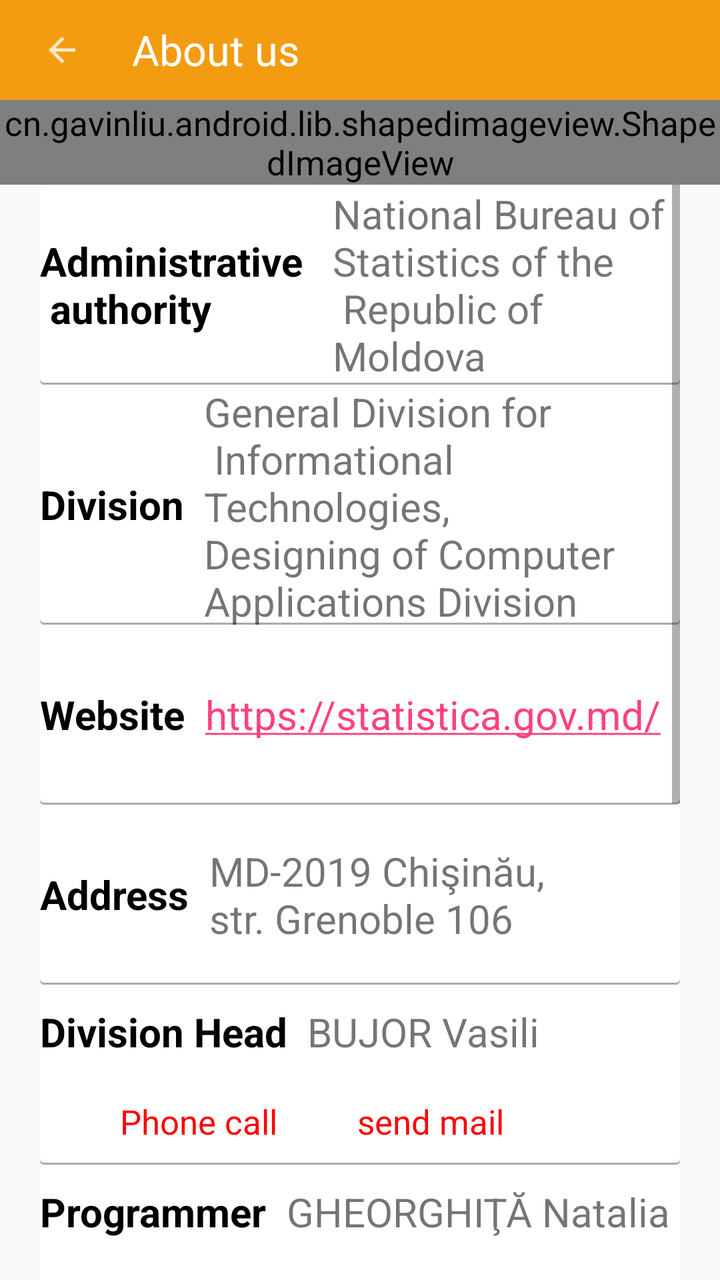
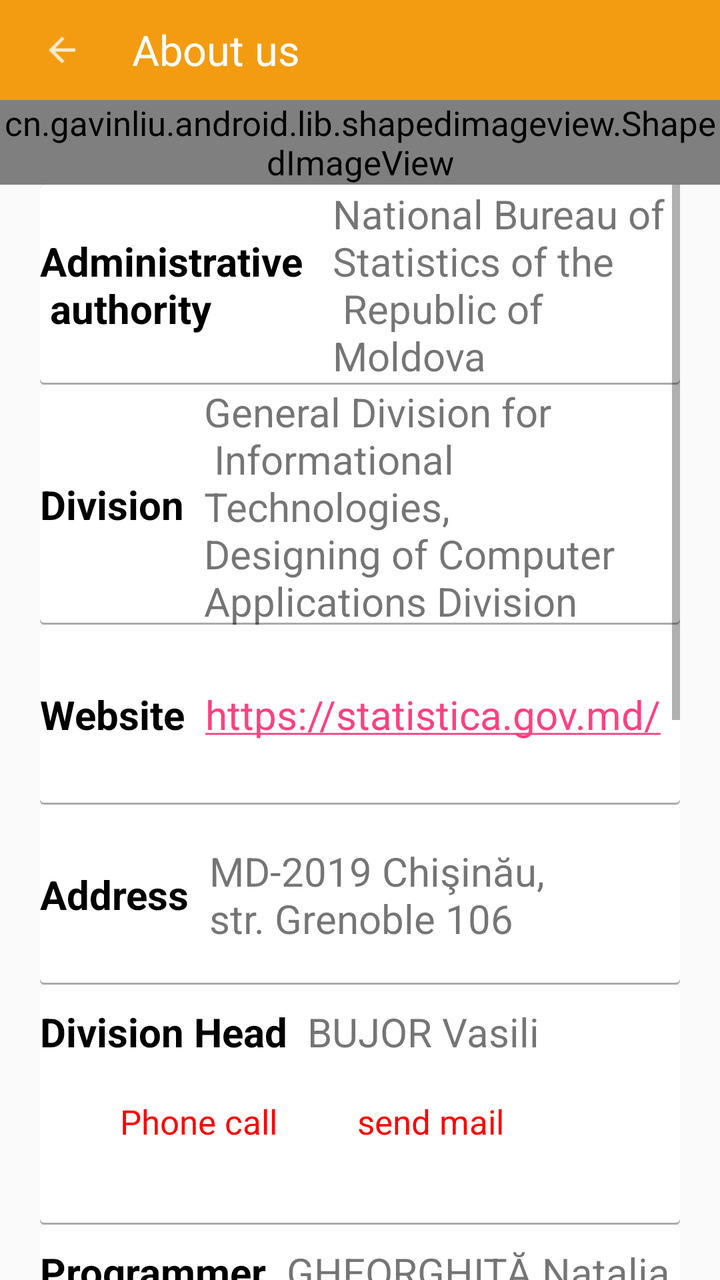

Compare the two renders of this Android layout. The source of the first and the diff that turns it into the second are given below.
<!-- AndroidManifest.xml: activity theme AppTheme.NoActionBar -->
<!-- res/layout/activity_about_us.xml -->
<?xml version="1.0" encoding="utf-8"?>
<RelativeLayout xmlns:android="http://schemas.android.com/apk/res/android"
    xmlns:app="http://schemas.android.com/apk/res-auto"
    xmlns:tools="http://schemas.android.com/tools"
    android:orientation="vertical"
    android:layout_width="match_parent"
    android:layout_height="match_parent">

    <RelativeLayout
        android:id="@+id/mRelativeLayout1"
        android:layout_width="match_parent"
        android:layout_height="50dp">

        <androidx.appcompat.widget.Toolbar
            android:id="@+id/aboutUsToolBar"
            android:layout_width="match_parent"
            android:layout_height="match_parent"
            android:background="@color/colorPrimary">

            <RelativeLayout
                android:layout_width="match_parent"
                android:layout_height="match_parent">

                <ImageView
                    android:id="@+id/mBackArrow"
                    android:layout_width="30dp"
                    android:layout_height="30dp"
                    android:layout_centerVertical="true"
                    android:padding="5dp"
                    android:src="@drawable/ic_back_arrow"
                    android:contentDescription="@string/todo"
                    tools:ignore="ContentDescription" />

                <TextView
                    android:layout_width="wrap_content"
                    android:layout_height="wrap_content"
                    android:layout_centerVertical="true"
                    android:layout_marginLeft="20dp"
                    android:layout_toRightOf="@+id/mBackArrow"
                    android:text="@string/about_us"
                    android:textColor="@color/white"
                    android:textSize="21sp"
                    android:layout_marginStart="20dp"
                    tools:ignore="RtlHardcoded" />
            </RelativeLayout>
        </androidx.appcompat.widget.Toolbar>

    </RelativeLayout>

    <RelativeLayout
        android:id="@+id/mRelativeLayout"
        android:layout_width="match_parent"
        android:layout_height="wrap_content"
        android:layout_below="@+id/mRelativeLayout1"
        android:background="@color/colorPrimary">

        <cn.gavinliu.android.lib.shapedimageview.ShapedImageView
            android:id="@+id/mImageView"
            android:layout_width="match_parent"
            android:layout_height="wrap_content"
            android:layout_centerHorizontal="true"
            android:layout_marginLeft="0dp"
            android:layout_marginTop="0dp"
            android:layout_marginRight="0dp"
            android:scaleType="centerCrop"
            android:src="@drawable/m_waterfall"

            app:stroke_color="@color/darkDeepOrange"
            app:stroke_width="3dp" />









































    </RelativeLayout>
    <RelativeLayout
        android:layout_width="match_parent"
        android:layout_height="match_parent"
        android:layout_below="@+id/mRelativeLayout"
        android:layout_marginLeft="20dp"
        android:layout_marginRight="20dp">

        <ScrollView
            android:layout_width="match_parent"
            android:layout_height="match_parent"
            tools:ignore="UselessParent">

            <RelativeLayout
                android:layout_width="match_parent"
                android:layout_height="wrap_content">



                <RelativeLayout
                    android:id="@+id/mRelativeLayout3"
                    android:layout_height="100dp"
                    android:layout_width="match_parent"

                    android:background="@drawable/shadow_bottom">

                    <TextView
                        android:id="@+id/addressTV"
                        android:layout_width="wrap_content"
                        android:layout_height="wrap_content"
                        android:layout_centerVertical="true"
                        android:text="@string/administrative_n_authority"
                        android:textColor="@android:color/black"
                        android:textStyle="bold"
                        android:textSize="20sp"
                        />

                    <TextView
                        android:layout_width="wrap_content"
                        android:layout_height="wrap_content"
                        android:layout_centerVertical="true"
                        android:layout_marginLeft="10dp"

                        android:layout_toRightOf="@+id/addressTV"
                        android:text="@string/national_bureau_of_nstatistics_of_the_n_republic_of_moldova"
                        tools:ignore="RtlHardcoded"
                        android:textSize="20sp"
                        />












                </RelativeLayout>

                <RelativeLayout
                    android:id="@+id/nnt"
                    android:layout_width="match_parent"

                    android:layout_height="120dp"
                    android:layout_below="@+id/mRelativeLayout3"
                    android:background="@drawable/shadow_bottom">

                    <TextView
                        android:id="@+id/currentCityLabel"
                        android:layout_width="wrap_content"
                        android:layout_height="wrap_content"
                        android:layout_centerVertical="true"
                        android:text="@string/division"
                        android:textColor="@android:color/black"
                        android:textStyle="bold"
                        android:textSize="20sp"
                        />

                    <TextView
                        android:layout_width="wrap_content"
                        android:layout_height="wrap_content"
                        android:layout_centerVertical="true"
                        android:layout_marginStart="10dp"
                        android:layout_toEndOf="@+id/currentCityLabel"
                        android:textSize="20sp"
                        android:text="@string/general_division_for_n_informational_technologies_ndesigning_of_computer_napplications_division" />
                </RelativeLayout>

                <RelativeLayout
                    android:id="@+id/sds"
                    android:layout_width="match_parent"
                    android:layout_height="90dp"
                    android:layout_below="@+id/nnt"
                    android:background="@drawable/shadow_bottom">

                    <TextView
                        android:id="@+id/contactNoLabel"
                        android:layout_width="wrap_content"
                        android:layout_height="wrap_content"
                        android:layout_centerVertical="true"
                        android:text="@string/website"
                        android:textColor="@android:color/black"
                        android:textStyle="bold"
                        android:textSize="20sp"
                        />

                    <TextView
                        android:layout_width="wrap_content"
                        android:layout_height="wrap_content"
                        android:layout_centerVertical="true"
                        android:layout_marginStart="10dp"
                        android:layout_toEndOf="@+id/contactNoLabel"
                        android:text="@string/https_statistica_gov_md"
                        android:autoLink="all"
                        android:textSize="20sp"

                         />
                </RelativeLayout>

                <RelativeLayout
                    android:id="@+id/mRelativeLayout4"
                    android:layout_width="match_parent"
                    android:layout_height="90dp"
                    android:layout_below="@+id/sds"
                    android:background="@drawable/shadow_bottom">

                    <TextView
                        android:id="@+id/websiteLabel"
                        android:layout_width="wrap_content"
                        android:layout_height="wrap_content"
                        android:layout_centerVertical="true"
                        android:text="@string/address"
                        android:textColor="@android:color/black"
                        android:textStyle="bold"
                        android:textSize="20sp"

                        />

                    <TextView
                        android:layout_width="wrap_content"
                        android:layout_height="wrap_content"
                        android:layout_centerVertical="true"
                        android:layout_marginStart="10dp"
                        android:layout_toEndOf="@+id/websiteLabel"
                        android:textSize="20sp"

                        android:text="@string/md_2019_chi_in_u_nstr_grenoble_106"
                        />
                </RelativeLayout>

                <RelativeLayout
                    android:id="@+id/mRelativeLayout5"
                    android:layout_width="match_parent"
                    android:layout_height="90dp"
                    android:layout_below="@+id/mRelativeLayout4"
                    android:background="@drawable/shadow_bottom">

                    <TextView

                        android:id="@+id/bujor_vasile"
                        android:layout_width="wrap_content"
                        android:layout_height="wrap_content"
                        android:layout_marginTop="10dp"
                        android:text="@string/division_head"
                        android:textColor="@android:color/black"
                        android:textStyle="bold"
                        android:textSize="20sp"
                        />

                    <TextView
                        android:id="@+id/bujor_vasil1"
                        android:layout_width="wrap_content"
                        android:layout_height="wrap_content"
                        android:layout_marginStart="10dp"
                        android:layout_marginTop="10dp"
                        android:layout_toEndOf="@+id/bujor_vasile"
                        android:text="@string/bujor_vasile"
                        android:textSize="20sp"
                        />

                    <TextView
                        android:id="@+id/bujor_vasil2"
                        android:layout_width="wrap_content"
                        android:layout_height="wrap_content"
                        android:layout_below="@+id/bujor_vasil1"
                        android:layout_marginStart="40dp"
                        android:layout_marginTop="20dp"
                        android:onClick="onCallTextivewClick_bujor"
                        android:text="@string/_CALL_PHONE_BANCU"
                        android:textColor="#FF0000" />


                    <TextView
                        android:id="@+id/bujor_vasil3"
                        android:layout_width="wrap_content"
                        android:layout_height="wrap_content"
                        android:layout_below="@+id/bujor_vasil1"

                        android:layout_marginStart="40dp"
                        android:layout_marginTop="20dp"
                        android:layout_toEndOf="@+id/bujor_vasil2"

                        android:onClick="openEmail_bujor_vasile"
                        android:text="@string/_SEND_MAIL_BANCU"
                        android:textColor="#FF0000"

                        />


                </RelativeLayout>


                <RelativeLayout
                    android:id="@+id/mRelativeLayout6"
                    android:layout_width="match_parent"
                    android:layout_height="90dp"
                    android:layout_below="@+id/mRelativeLayout5"
                    android:background="@drawable/shadow_bottom">

                    <TextView
                        android:id="@+id/natalia_gheorghita"
                        android:layout_width="wrap_content"
                        android:layout_height="wrap_content"
                        android:layout_marginTop="10dp"
                        android:text="@string/programmer"
                        android:textColor="@android:color/black"
                        android:textStyle="bold"
                        android:textSize="20sp"
                        />

                    <TextView
                        android:id="@+id/natalia_gheorghita1"
                        android:layout_width="wrap_content"
                        android:layout_height="wrap_content"
                        android:layout_marginStart="10dp"
                        android:layout_marginTop="10dp"
                        android:layout_toEndOf="@+id/natalia_gheorghita"

                        android:text="@string/gheorghita_natalia"
                        android:textSize="20sp"
                        />


                    <TextView
                        android:id="@+id/natalia_gheorghita2"
                        android:layout_width="wrap_content"
                        android:layout_height="wrap_content"
                        android:layout_below="@+id/natalia_gheorghita1"
                        android:layout_marginStart="40dp"
                        android:layout_marginTop="20dp"
                        android:onClick="onCallTextivewClick_NataliaGheorgita"
                        android:text="@string/_CALL_PHONE_BANCU"
                        android:textColor="#FF0000" />


                    <TextView
                        android:id="@+id/natalia_gheorghita3"
                        android:layout_width="wrap_content"
                        android:layout_height="wrap_content"
                        android:layout_below="@+id/natalia_gheorghita1"

                        android:layout_marginStart="40dp"
                        android:layout_marginTop="20dp"
                        android:layout_toEndOf="@+id/natalia_gheorghita2"

                        android:onClick="openEmail_NT"
                        android:text="@string/_SEND_MAIL_BANCU"
                        android:textColor="#FF0000"

                        />


                </RelativeLayout>


                
















































































                <RelativeLayout
                    android:id="@+id/mRelativeLayout7"
                    android:layout_width="match_parent"
                    android:layout_height="90dp"
                    android:layout_below="@+id/mRelativeLayout6"
                    android:layout_marginTop="0dp"
                    android:background="@drawable/shadow_bottom">

                    <TextView
                        android:id="@+id/bancu"
                        android:layout_width="wrap_content"
                        android:layout_height="wrap_content"
                        android:layout_marginTop="10dp"

                        android:text="@string/programmer"
                        android:textColor="@android:color/black"
                        android:textStyle="bold"
                        android:textSize="20sp"
                        />

                    <TextView
                        android:id="@+id/bancu_1"
                        android:layout_width="wrap_content"
                        android:layout_height="wrap_content"
                        android:layout_marginStart="10dp"
                        android:layout_marginTop="10dp"
                        android:layout_toEndOf="@+id/bancu"
                        android:text="@string/bancu_vitalie"
                        android:textSize="20sp"
                        />

                    <TextView
                        android:id="@+id/bancu_2"
                        android:layout_width="wrap_content"
                        android:layout_height="wrap_content"
                        android:layout_below="@+id/bancu_1"
                        android:layout_marginStart="40dp"
                        android:layout_marginTop="20dp"
                        android:onClick="onCallTextivewClick"
                        android:text="@string/_CALL_PHONE_BANCU"
                        android:textColor="#FF0000" />

                    <TextView
                        android:id="@+id/bancu_3"
                        android:layout_width="wrap_content"
                        android:layout_height="wrap_content"
                        android:layout_below="@+id/bancu_1"

                        android:layout_marginStart="40dp"
                        android:layout_marginTop="20dp"
                        android:layout_toEndOf="@+id/bancu_2"

                        android:onClick="openEmail"
                        android:text="@string/_SEND_MAIL_BANCU"
                        android:textColor="#FF0000"

                        />

                </RelativeLayout>

                <RelativeLayout
                    android:id="@+id/mRelativeLayout9"
                    android:layout_width="match_parent"
                    android:layout_height="120dp"
                    android:layout_below="@+id/mRelativeLayout7"
                    android:background="@drawable/shadow_bottom">

                    <TextView
                        android:id="@+id/doru"
                        android:layout_width="wrap_content"
                        android:layout_height="wrap_content"
                        android:layout_marginTop="10dp"

                        android:text="@string/programmer"
                        android:textColor="@android:color/black"
                        android:textStyle="bold"
                        android:textSize="20sp"
                        />

                    <TextView
                        android:id="@+id/doru1"
                        android:layout_width="wrap_content"
                        android:layout_height="wrap_content"
                        android:layout_marginStart="10dp"
                        android:layout_marginTop="10dp"
                        android:layout_toEndOf="@+id/doru"

                        android:text="@string/Doru_Marian"
                        android:textSize="20sp"/>

                    <TextView
                        android:id="@+id/doru2"
                        android:layout_width="wrap_content"
                        android:layout_height="wrap_content"
                        android:layout_below="@+id/doru1"
                        android:layout_marginStart="40dp"
                        android:layout_marginTop="20dp"
                        android:onClick="onCallTextivewClick_Doru"
                        android:text="@string/_CALL_PHONE_BANCU"
                        android:textColor="#FF0000" />



                    <TextView
                        android:id="@+id/doru3"
                        android:layout_width="wrap_content"
                        android:layout_height="wrap_content"
                        android:layout_below="@+id/doru1"

                        android:layout_marginStart="40dp"
                        android:layout_marginTop="20dp"
                        android:layout_toEndOf="@+id/doru2"

                        android:onClick="openEmail_Doru"
                        android:text="@string/_SEND_MAIL_BANCU"
                        android:textColor="#FF0000"

                        />

                </RelativeLayout>



                <RelativeLayout
                    android:id="@+id/mRelativeLayout10"
                    android:layout_width="match_parent"
                    android:layout_height="90dp"
                    android:layout_below="@+id/mRelativeLayout9"
                    android:background="@drawable/shadow_bottom">

                    <TextView
                        android:id="@+id/tudor_popescu"
                        android:layout_width="wrap_content"
                        android:layout_height="wrap_content"
                        android:layout_marginTop="10dp"

                        android:text="@string/programmer"
                        android:textColor="@android:color/black"
                        android:textStyle="bold"
                        android:textSize="20sp"
                        />

                    <TextView
                        android:id="@+id/tudor_popescu1"
                        android:layout_width="wrap_content"
                        android:layout_height="wrap_content"
                        android:layout_marginStart="10dp"
                        android:layout_marginTop="10dp"
                        android:layout_toEndOf="@+id/tudor_popescu"

                        android:text="@string/Tudor_Popescu"
                        android:textSize="20sp"
                        />

                    <TextView
                        android:id="@+id/tudor_popescu2"
                        android:layout_width="wrap_content"
                        android:layout_height="wrap_content"
                        android:layout_below="@+id/tudor_popescu1"
                        android:layout_marginStart="40dp"
                        android:layout_marginTop="20dp"
                        android:onClick="onCallTextivewClick_Tudor_Popescu"
                        android:text="@string/_CALL_PHONE_BANCU"
                        android:textColor="#FF0000" />



                    <TextView
                        android:id="@+id/tudor_popescu3"
                        android:layout_width="wrap_content"
                        android:layout_height="wrap_content"
                        android:layout_below="@+id/tudor_popescu1"

                        android:layout_marginStart="40dp"
                        android:layout_marginTop="20dp"
                        android:layout_toEndOf="@+id/tudor_popescu2"

                        android:onClick="openEmail_Tudor_Popescu"
                        android:text="@string/_SEND_MAIL_BANCU"
                        android:textColor="#FF0000"

                        />

                </RelativeLayout>



                <RelativeLayout
                    android:id="@+id/mRelativeLayout11"
                    android:layout_width="match_parent"
                    android:layout_height="90dp"
                    android:layout_below="@+id/mRelativeLayout10"
                    android:background="@drawable/shadow_bottom">

                    <TextView
                        android:id="@+id/catalin_timbalist"
                        android:layout_width="wrap_content"
                        android:layout_height="wrap_content"
                        android:layout_marginTop="10dp"

                        android:text="@string/programmer"
                        android:textColor="@android:color/black"
                        android:textStyle="bold"
                        android:textSize="20sp"
                        />

                    <TextView
                        android:id="@+id/catalin_timbalist1"
                        android:layout_width="wrap_content"
                        android:layout_height="wrap_content"
                        android:layout_marginStart="10dp"
                        android:layout_marginTop="10dp"
                        android:layout_toEndOf="@+id/catalin_timbalist"

                        android:text="@string/Catalin_Timbalist"
                        android:textSize="20sp"
                        />

                    <TextView
                        android:id="@+id/catalin_timbalist2"
                        android:layout_width="wrap_content"
                        android:layout_height="wrap_content"
                        android:layout_below="@+id/catalin_timbalist1"
                        android:layout_marginStart="40dp"
                        android:layout_marginTop="20dp"
                        android:onClick="onCallTextivewClick_Catalin_Timbalist"
                        android:text="@string/_CALL_PHONE_BANCU"
                        android:textColor="#FF0000" />



                    <TextView
                        android:id="@+id/catalin_timbalist3"
                        android:layout_width="wrap_content"
                        android:layout_height="wrap_content"
                        android:layout_below="@+id/catalin_timbalist1"

                        android:layout_marginStart="40dp"
                        android:layout_marginTop="20dp"
                        android:layout_toEndOf="@+id/catalin_timbalist2"

                        android:onClick="openEmail_Catalin_Timbalist"
                        android:text="@string/_SEND_MAIL_BANCU"
                        android:textColor="#FF0000"

                        />

                </RelativeLayout>



            </RelativeLayout>
        </ScrollView>
    </RelativeLayout>


</RelativeLayout>
<!-- resources referenced by this layout -->
<resources>
  <color name="colorPrimary">#f39c12</color>
  <color name="darkDeepOrange">#E64A19</color>
  <color name="white">#fff</color>
  <!-- drawable ic_back_arrow: png bitmap (drawable, 278 bytes) -->
  <!-- drawable m_waterfall: jpg bitmap (drawable, 14825 bytes) -->
  <!-- drawable shadow_bottom (drawable) -->
  <?xml version="1.0" encoding="utf-8"?>
  <layer-list xmlns:android="http://schemas.android.com/apk/res/android">
      <item>
          <shape android:shape="rectangle">
              <solid
                  android:color="@android:color/darker_gray"/>
              <corners
                  android:radius="2dp"/>
          </shape>
      </item>
      <item
          android:left="0dp"
          android:right="0dp"
          android:bottom="1dp"
          android:top="0dp"
          >
          <shape
              android:shape="rectangle">
              <solid
                  android:color="@color/white"/>
              <corners
                  android:radius="2dp"/>
          </shape>
      </item>
  </layer-list>
  <string name="Catalin_Timbalist">ȚÎMBALIST Cătălin</string>
  <string name="Doru_Marian">HERGHELEGIU Doru-Marian</string>
  <string name="Tudor_Popescu">POPESCU Tudor</string>
  <string name="_CALL_PHONE_BANCU">Phone call</string>
  <string name="_SEND_MAIL_BANCU">send mail</string>
  <string name="about_us">About us</string>
  <string name="address">Address</string>
  <string name="administrative_n_authority">Administrative \n authority</string>
  <string name="bancu_vitalie">BANCU Vitalie</string>
  <string name="bujor_vasile">BUJOR Vasili</string>
  <string name="division">Division</string>
  <string name="division_head">Division Head</string>
  <string name="general_division_for_n_informational_technologies_ndesigning_of_computer_napplications_division">General Division for\n Informational Technologies, \nDesigning of Computer \nApplications Division</string>
  <string name="gheorghita_natalia">GHEORGHIŢĂ Natalia</string>
  <string name="https_statistica_gov_md">https://statistica.gov.md/</string>
  <string name="md_2019_chi_in_u_nstr_grenoble_106">MD-2019 Chişinău,\nstr. Grenoble 106</string>
  <string name="national_bureau_of_nstatistics_of_the_n_republic_of_moldova">National Bureau of \nStatistics of the \n Republic of Moldova</string>
  <string name="programmer">Programmer</string>
  <string name="todo">TODO</string>
  <string name="website">Website</string>
  <style name="AppTheme.NoActionBar">
          <item name="windowActionBar">false</item>
          <item name="windowNoTitle">true</item>
          <item name="android:textSize">17sp</item>
      </style>
</resources>

<!-- the commit's change to res/layout/activity_about_us.xml (unified diff, before → after) -->
@@ -264,7 +264,7 @@
                 <RelativeLayout
                     android:id="@+id/mRelativeLayout5"
                     android:layout_width="match_parent"
-                    android:layout_height="90dp"
+                    android:layout_height="120dp"
                     android:layout_below="@+id/mRelativeLayout4"
                     android:background="@drawable/shadow_bottom">
 
@@ -326,7 +326,7 @@
                 <RelativeLayout
                     android:id="@+id/mRelativeLayout6"
                     android:layout_width="match_parent"
-                    android:layout_height="90dp"
+                    android:layout_height="120dp"
                     android:layout_below="@+id/mRelativeLayout5"
                     android:background="@drawable/shadow_bottom">
 
@@ -470,7 +470,7 @@
                 <RelativeLayout
                     android:id="@+id/mRelativeLayout7"
                     android:layout_width="match_parent"
-                    android:layout_height="90dp"
+                    android:layout_height="120dp"
                     android:layout_below="@+id/mRelativeLayout6"
                     android:layout_marginTop="0dp"
                     android:background="@drawable/shadow_bottom">
@@ -593,7 +593,7 @@
                 <RelativeLayout
                     android:id="@+id/mRelativeLayout10"
                     android:layout_width="match_parent"
-                    android:layout_height="90dp"
+                    android:layout_height="120dp"
                     android:layout_below="@+id/mRelativeLayout9"
                     android:background="@drawable/shadow_bottom">
 
@@ -657,7 +657,7 @@
                 <RelativeLayout
                     android:id="@+id/mRelativeLayout11"
                     android:layout_width="match_parent"
-                    android:layout_height="90dp"
+                    android:layout_height="120dp"
                     android:layout_below="@+id/mRelativeLayout10"
                     android:background="@drawable/shadow_bottom">
 
